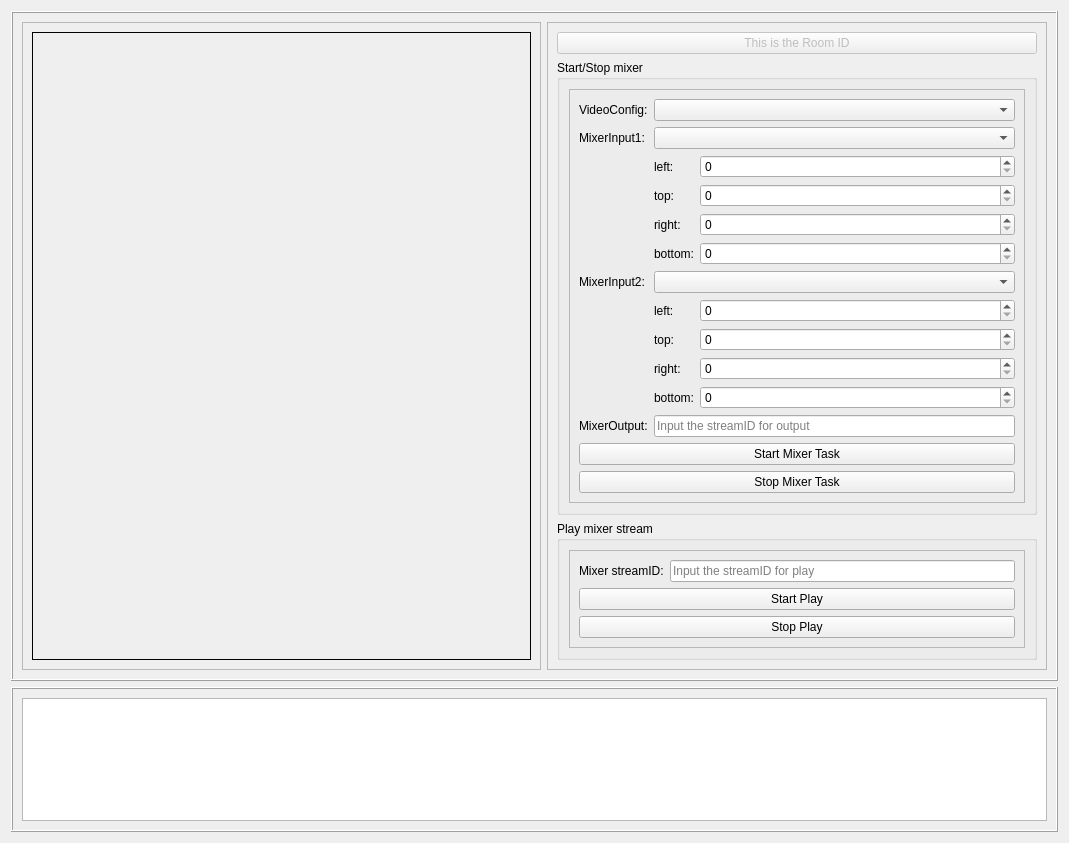
zegoim/zego-express-example-topics-cpp, file Mixer/ZegoMixerDemo.ui: the form before one commit.
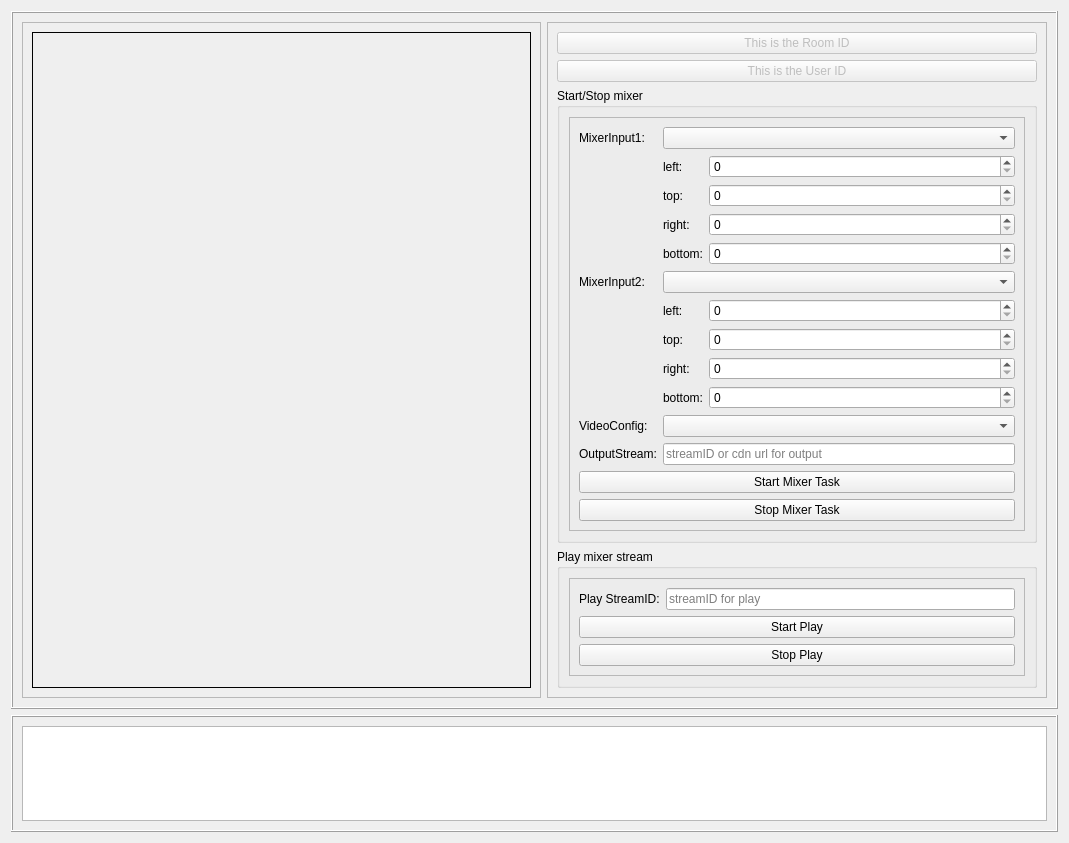
The form after the commit.

The edit to the form file:
```diff
--- a/Mixer/ZegoMixerDemo.ui
+++ b/Mixer/ZegoMixerDemo.ui
@@ -73,6 +73,16 @@
            </property>
           </widget>
          </item>
+         <item>
+          <widget class="QPushButton" name="pushButton_mixer_userID">
+           <property name="enabled">
+            <bool>false</bool>
+           </property>
+           <property name="text">
+            <string>This is the User ID</string>
+           </property>
+          </widget>
+         </item>
          <item>
           <widget class="QGroupBox" name="groupBox">
            <property name="title">
@@ -228,46 +238,46 @@
                  </item>
                 </layout>
                </item>
-               <item row="9" column="0">
+               <item row="10" column="0">
                 <widget class="QLabel" name="label_10">
                  <property name="text">
-                  <string>MixerOutput:</string>
+                  <string>OutputStream:</string>
                  </property>
                 </widget>
                </item>
-               <item row="9" column="1">
+               <item row="10" column="1">
                 <layout class="QHBoxLayout" name="horizontalLayout_4">
                  <item>
                   <widget class="QLineEdit" name="lineEdit_output_streamID">
                    <property name="placeholderText">
-                    <string>Input the streamID for output</string>
+                    <string>streamID or cdn url for output</string>
                    </property>
                   </widget>
                  </item>
                 </layout>
                </item>
-               <item row="10" column="0" colspan="2">
+               <item row="11" column="0" colspan="2">
                 <widget class="QPushButton" name="pushButton_start_mixer_task">
                  <property name="text">
                   <string>Start Mixer Task</string>
                  </property>
                 </widget>
                </item>
-               <item row="11" column="0" colspan="2">
+               <item row="12" column="0" colspan="2">
                 <widget class="QPushButton" name="pushButton_stop_mixer_task">
                  <property name="text">
                   <string>Stop Mixer Task</string>
                  </property>
                 </widget>
                </item>
-               <item row="0" column="0">
+               <item row="9" column="0">
                 <widget class="QLabel" name="label_13">
                  <property name="text">
                   <string>VideoConfig:</string>
                  </property>
                 </widget>
                </item>
-               <item row="0" column="1">
+               <item row="9" column="1">
                 <widget class="QComboBox" name="comboBox_mixerVideoConfig"/>
                </item>
               </layout>
@@ -294,14 +304,14 @@
                <item row="1" column="0">
                 <widget class="QLabel" name="label_12">
                  <property name="text">
-                  <string>Mixer streamID:</string>
+                  <string>Play StreamID:</string>
                  </property>
                 </widget>
                </item>
                <item row="1" column="1">
                 <widget class="QLineEdit" name="lineEdit_streamID_to_play">
                  <property name="placeholderText">
-                  <string>Input the streamID for play</string>
+                  <string>streamID for play</string>
                  </property>
                 </widget>
                </item>
```
Left out of the diff: 2 changed lines with no effect on the pictures.
